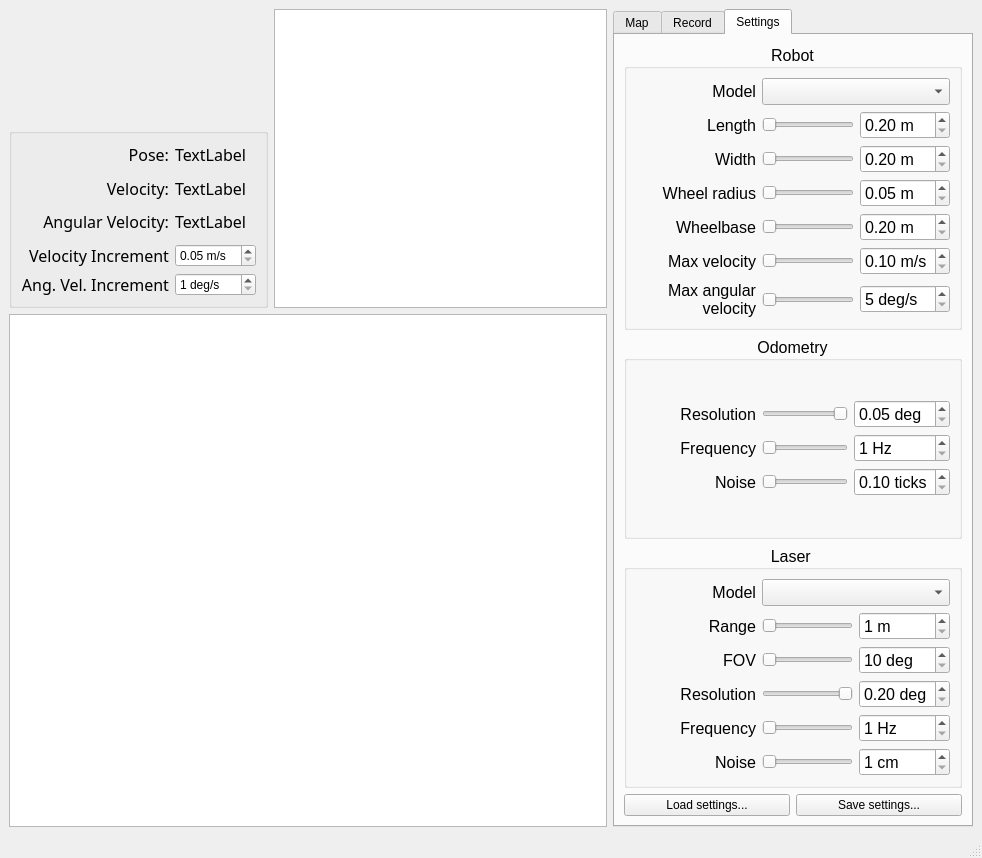
The window that ui/gui.ui (kam3k/MSL-Simulator) describes before a commit, drawn with Qt 5.
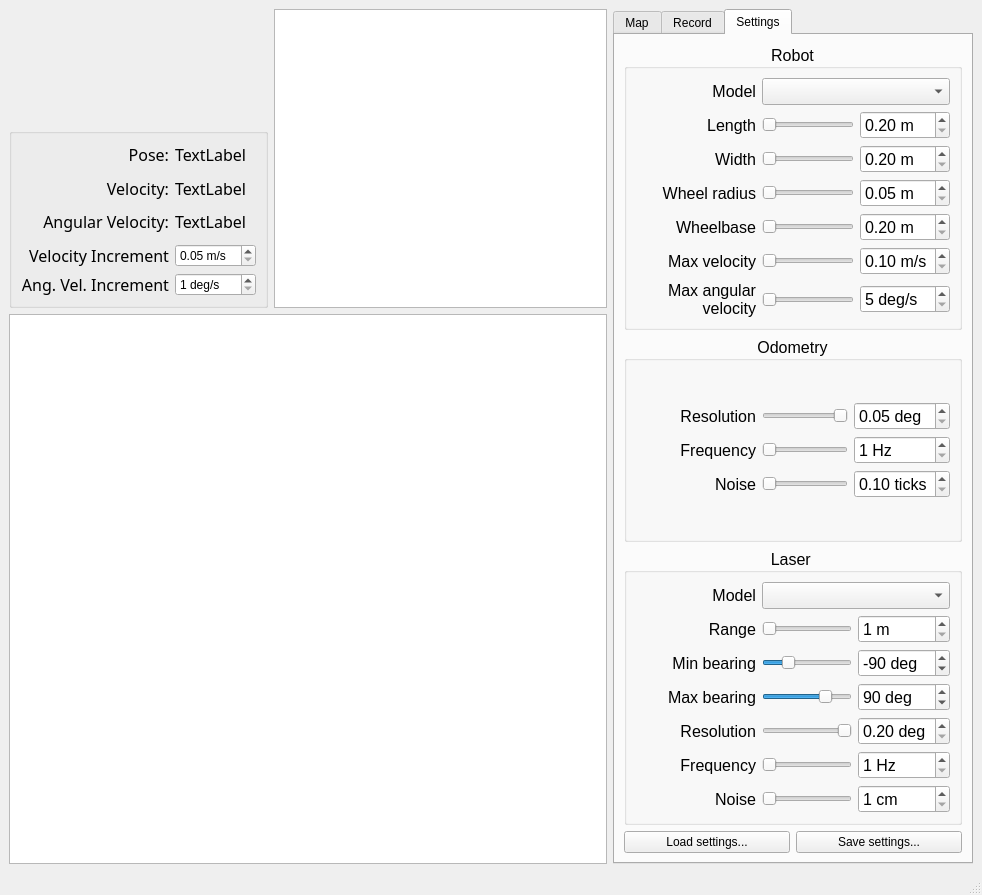
The same window after the commit. The open tabs and pages were chosen to show the change. Custom widgets are drawn as their Qt base class.

Commit message: Changed laser FOV setting to be two angles (min, max).

```diff
--- a/ui/gui.ui
+++ b/ui/gui.ui
@@ -7,7 +7,7 @@
     <x>0</x>
     <y>0</y>
     <width>982</width>
-    <height>858</height>
+    <height>895</height>
    </rect>
   </property>
   <property name="minimumSize">
@@ -1023,7 +1023,7 @@
                </property>
               </widget>
              </item>
-             <item row="7" column="2">
+             <item row="8" column="2">
               <widget class="QSpinBox" name="laser_noise_box">
                <property name="suffix">
                 <string> cm</string>
@@ -1036,34 +1036,7 @@
                </property>
               </widget>
              </item>
-             <item row="4" column="0">
-              <widget class="QLabel" name="label_10">
-               <property name="minimumSize">
-                <size>
-                 <width>120</width>
-                 <height>0</height>
-                </size>
-               </property>
-               <property name="maximumSize">
-                <size>
-                 <width>120</width>
-                 <height>16777215</height>
-                </size>
-               </property>
-               <property name="font">
-                <font>
-                 <pointsize>12</pointsize>
-                </font>
-               </property>
-               <property name="text">
-                <string>FOV</string>
-               </property>
-               <property name="alignment">
-                <set>Qt::AlignRight|Qt::AlignTrailing|Qt::AlignVCenter</set>
-               </property>
-              </widget>
-             </item>
-             <item row="5" column="2">
+             <item row="6" column="2">
               <widget class="QDoubleSpinBox" name="laser_res_box">
                <property name="suffix">
                 <string> deg</string>
@@ -1079,6 +1052,33 @@
                </property>
               </widget>
              </item>
+             <item row="4" column="0">
+              <widget class="QLabel" name="label_10">
+               <property name="minimumSize">
+                <size>
+                 <width>120</width>
+                 <height>0</height>
+                </size>
+               </property>
+               <property name="maximumSize">
+                <size>
+                 <width>120</width>
+                 <height>16777215</height>
+                </size>
+               </property>
+               <property name="font">
+                <font>
+                 <pointsize>12</pointsize>
+                </font>
+               </property>
+               <property name="text">
+                <string>Min bearing</string>
+               </property>
+               <property name="alignment">
+                <set>Qt::AlignRight|Qt::AlignTrailing|Qt::AlignVCenter</set>
+               </property>
+              </widget>
+             </item>
              <item row="2" column="2">
               <widget class="QSpinBox" name="laser_range_box">
                <property name="suffix">
@@ -1098,14 +1098,17 @@
                 <string> deg</string>
                </property>
                <property name="minimum">
-                <number>10</number>
+                <number>-180</number>
                </property>
                <property name="maximum">
-                <number>360</number>
+                <number>180</number>
+               </property>
+               <property name="value">
+                <number>-90</number>
                </property>
               </widget>
              </item>
-             <item row="5" column="1">
+             <item row="6" column="1">
               <widget class="QSlider" name="laser_res_slider">
                <property name="minimum">
                 <number>2</number>
@@ -1124,7 +1127,7 @@
                </property>
               </widget>
              </item>
-             <item row="7" column="1">
+             <item row="8" column="1">
               <widget class="QSlider" name="laser_noise_slider">
                <property name="minimum">
                 <number>1</number>
@@ -1143,7 +1146,7 @@
                </property>
               </widget>
              </item>
-             <item row="5" column="0">
+             <item row="6" column="0">
               <widget class="QLabel" name="label_12">
                <property name="minimumSize">
                 <size>
@@ -1170,7 +1173,7 @@
                </property>
               </widget>
              </item>
-             <item row="6" column="2">
+             <item row="7" column="2">
               <widget class="QSpinBox" name="laser_freq_box">
                <property name="suffix">
                 <string> Hz</string>
@@ -1183,52 +1186,6 @@
                </property>
               </widget>
              </item>
-             <item row="4" column="1">
-              <widget class="QSlider" name="laser_fov_slider">
-               <property name="minimum">
-                <number>10</number>
-               </property>
-               <property name="maximum">
-                <number>360</number>
-               </property>
-               <property name="orientation">
-                <enum>Qt::Horizontal</enum>
-               </property>
-               <property name="invertedAppearance">
-                <bool>false</bool>
-               </property>
-               <property name="invertedControls">
-                <bool>false</bool>
-               </property>
-              </widget>
-             </item>
-             <item row="7" column="0">
-              <widget class="QLabel" name="label_14">
-               <property name="minimumSize">
-                <size>
-                 <width>120</width>
-                 <height>0</height>
-                </size>
-               </property>
-               <property name="maximumSize">
-                <size>
-                 <width>120</width>
-                 <height>16777215</height>
-                </size>
-               </property>
-               <property name="font">
-                <font>
-                 <pointsize>12</pointsize>
-                </font>
-               </property>
-               <property name="text">
-                <string>Noise</string>
-               </property>
-               <property name="alignment">
-                <set>Qt::AlignRight|Qt::AlignTrailing|Qt::AlignVCenter</set>
-               </property>
-              </widget>
-             </item>
              <item row="2" column="1">
               <widget class="QSlider" name="laser_range_slider">
                <property name="minimum">
@@ -1242,7 +1199,56 @@
                </property>
               </widget>
              </item>
-             <item row="6" column="0">
+             <item row="4" column="1">
+              <widget class="QSlider" name="laser_min_bear_slider">
+               <property name="minimum">
+                <number>-180</number>
+               </property>
+               <property name="maximum">
+                <number>180</number>
+               </property>
+               <property name="value">
+                <number>-90</number>
+               </property>
+               <property name="orientation">
+                <enum>Qt::Horizontal</enum>
+               </property>
+               <property name="invertedAppearance">
+                <bool>false</bool>
+               </property>
+               <property name="invertedControls">
+                <bool>false</bool>
+               </property>
+              </widget>
+             </item>
+             <item row="8" column="0">
+              <widget class="QLabel" name="label_14">
+               <property name="minimumSize">
+                <size>
+                 <width>120</width>
+                 <height>0</height>
+                </size>
+               </property>
+               <property name="maximumSize">
+                <size>
+                 <width>120</width>
+                 <height>16777215</height>
+                </size>
+               </property>
+               <property name="font">
+                <font>
+                 <pointsize>12</pointsize>
+                </font>
+               </property>
+               <property name="text">
+                <string>Noise</string>
+               </property>
+               <property name="alignment">
+                <set>Qt::AlignRight|Qt::AlignTrailing|Qt::AlignVCenter</set>
+               </property>
+              </widget>
+             </item>
+             <item row="7" column="0">
               <widget class="QLabel" name="label_13">
                <property name="minimumSize">
                 <size>
@@ -1269,28 +1275,28 @@
                </property>
               </widget>
              </item>
-             <item row="6" column="1">
-              <widget class="QSlider" name="laser_freq_slider">
-               <property name="minimum">
-                <number>1</number>
-               </property>
-               <property name="maximum">
-                <number>15</number>
-               </property>
-               <property name="orientation">
-                <enum>Qt::Horizontal</enum>
-               </property>
-               <property name="invertedAppearance">
-                <bool>false</bool>
-               </property>
-               <property name="invertedControls">
-                <bool>false</bool>
-               </property>
-              </widget>
-             </item>
              <item row="1" column="1" colspan="2">
               <widget class="QComboBox" name="laser_combo"/>
              </item>
+             <item row="7" column="1">
+              <widget class="QSlider" name="laser_freq_slider">
+               <property name="minimum">
+                <number>1</number>
+               </property>
+               <property name="maximum">
+                <number>15</number>
+               </property>
+               <property name="orientation">
+                <enum>Qt::Horizontal</enum>
+               </property>
+               <property name="invertedAppearance">
+                <bool>false</bool>
+               </property>
+               <property name="invertedControls">
+                <bool>false</bool>
+               </property>
+              </widget>
+             </item>
              <item row="1" column="0">
               <widget class="QLabel" name="label_16">
                <property name="minimumSize">
@@ -1318,6 +1324,71 @@
                </property>
               </widget>
              </item>
+             <item row="5" column="0">
+              <widget class="QLabel" name="label_22">
+               <property name="minimumSize">
+                <size>
+                 <width>120</width>
+                 <height>0</height>
+                </size>
+               </property>
+               <property name="maximumSize">
+                <size>
+                 <width>120</width>
+                 <height>16777215</height>
+                </size>
+               </property>
+               <property name="font">
+                <font>
+                 <pointsize>12</pointsize>
+                </font>
+               </property>
+               <property name="text">
+                <string>Max bearing</string>
+               </property>
+               <property name="alignment">
+                <set>Qt::AlignRight|Qt::AlignTrailing|Qt::AlignVCenter</set>
+               </property>
+              </widget>
+             </item>
+             <item row="5" column="1">
+              <widget class="QSlider" name="laser_max_bear_slider">
+               <property name="minimum">
+                <number>-180</number>
+               </property>
+               <property name="maximum">
+                <number>180</number>
+               </property>
+               <property name="value">
+                <number>90</number>
+               </property>
+               <property name="orientation">
+                <enum>Qt::Horizontal</enum>
+               </property>
+               <property name="invertedAppearance">
+                <bool>false</bool>
+               </property>
+               <property name="invertedControls">
+                <bool>false</bool>
+               </property>
+              </widget>
+             </item>
+             <item row="5" column="2">
+              <widget class="QSpinBox" name="laser_max_bear_box">
+               <property name="suffix">
+                <string> deg</string>
+               </property>
+               <property name="minimum">
+                <number>-180</number>
+               </property>
+               <property name="maximum">
+                <number>180</number>
+               </property>
+               <property name="value">
+                <number>90</number>
+               </property>
+              </widget>
+             </item>
             </layout>
            </item>
           </layout>
```
Left out of the diff: 4 changed lines with no effect on the pictures. The commit also changes 3 other files.
